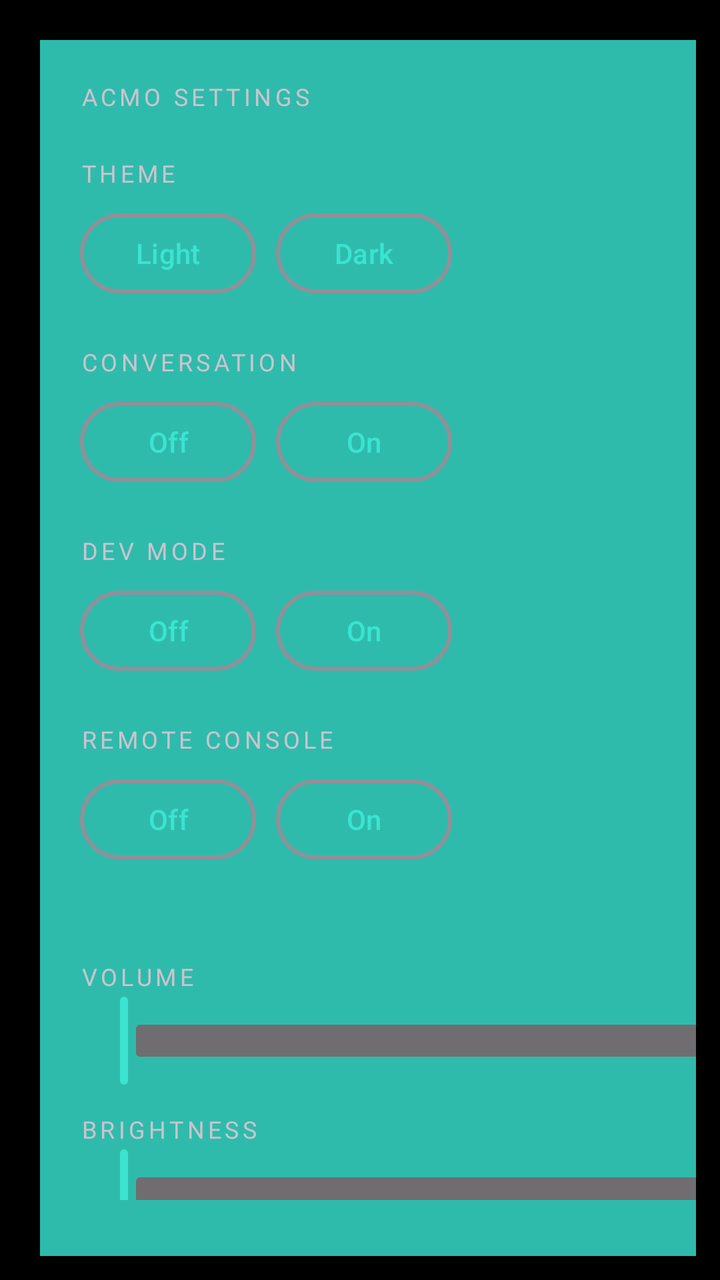
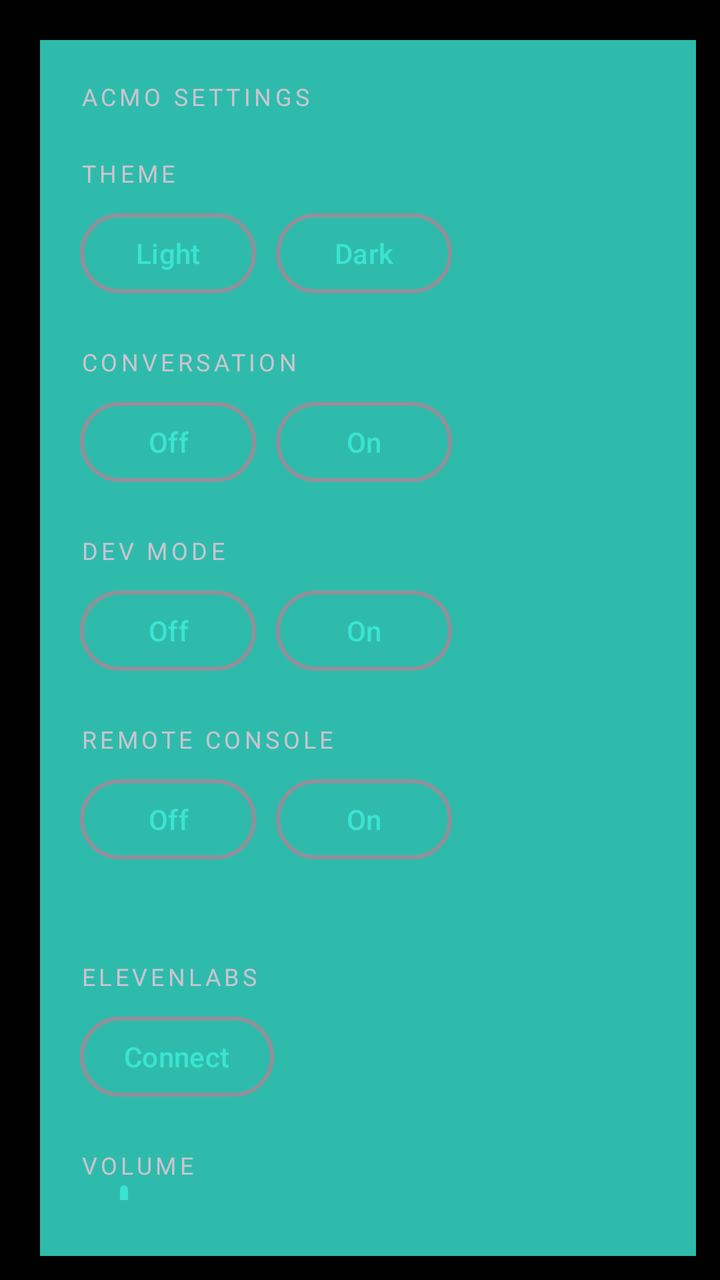

The first picture is an Android layout as it rendered before a commit; the second is the same layout after the commit. The layout source and the unified diff follow.
<!-- AndroidManifest.xml: application theme Theme.Acmo -->
<!-- res/layout/view_settings.xml -->
<?xml version="1.0" encoding="utf-8"?>
<FrameLayout xmlns:android="http://schemas.android.com/apk/res/android"
    android:layout_width="wrap_content"
    android:layout_height="wrap_content"
    android:padding="12dp">

    
    <View
        android:id="@+id/settingsShadow"
        android:layout_width="@dimen/settings_card_width"
        android:layout_height="match_parent"
        android:background="@color/acm_teal_mid"
        android:translationX="8dp"
        android:translationY="8dp" />

    <LinearLayout
        android:id="@+id/settingsCard"
        android:layout_width="@dimen/settings_card_width"
        android:layout_height="wrap_content"
        android:orientation="vertical"
        android:padding="28dp">

        
        <ScrollView
            android:layout_width="match_parent"
            android:layout_height="wrap_content">

            <LinearLayout
                android:layout_width="match_parent"
                android:layout_height="wrap_content"
                android:orientation="vertical">

                <TextView
                    android:id="@+id/titleText"
                    style="@style/Eyebrow"
                    android:text="@string/settings_title" />

                <TextView
                    android:id="@+id/labelTheme"
                    style="@style/Eyebrow"
                    android:layout_marginTop="22dp"
                    android:text="@string/settings_theme" />

                <LinearLayout
                    android:layout_width="match_parent"
                    android:layout_height="wrap_content"
                    android:layout_marginTop="8dp"
                    android:orientation="horizontal">

                    <com.google.android.material.button.MaterialButton
                        android:id="@+id/btnLight"
                        style="@style/Pill"
                        android:text="@string/settings_light" />

                    <com.google.android.material.button.MaterialButton
                        android:id="@+id/btnDark"
                        style="@style/Pill"
                        android:layout_marginStart="10dp"
                        android:text="@string/settings_dark" />
                </LinearLayout>

                <TextView
                    android:id="@+id/labelConversation"
                    style="@style/Eyebrow"
                    android:layout_marginTop="22dp"
                    android:text="@string/settings_conversation" />

                <LinearLayout
                    android:layout_width="match_parent"
                    android:layout_height="wrap_content"
                    android:layout_marginTop="8dp"
                    android:orientation="horizontal">

                    <com.google.android.material.button.MaterialButton
                        android:id="@+id/btnConversationOff"
                        style="@style/Pill"
                        android:text="@string/settings_off" />

                    <com.google.android.material.button.MaterialButton
                        android:id="@+id/btnConversationOn"
                        style="@style/Pill"
                        android:layout_marginStart="10dp"
                        android:text="@string/settings_on" />
                </LinearLayout>

                <TextView
                    android:id="@+id/labelDev"
                    style="@style/Eyebrow"
                    android:layout_marginTop="22dp"
                    android:text="@string/settings_dev" />

                <LinearLayout
                    android:layout_width="match_parent"
                    android:layout_height="wrap_content"
                    android:layout_marginTop="8dp"
                    android:orientation="horizontal">

                    <com.google.android.material.button.MaterialButton
                        android:id="@+id/btnDevOff"
                        style="@style/Pill"
                        android:text="@string/settings_off" />

                    <com.google.android.material.button.MaterialButton
                        android:id="@+id/btnDevOn"
                        style="@style/Pill"
                        android:layout_marginStart="10dp"
                        android:text="@string/settings_on" />
                </LinearLayout>

                <TextView
                    android:id="@+id/labelRemote"
                    style="@style/Eyebrow"
                    android:layout_marginTop="22dp"
                    android:text="@string/settings_remote" />

                <LinearLayout
                    android:layout_width="match_parent"
                    android:layout_height="wrap_content"
                    android:layout_marginTop="8dp"
                    android:orientation="horizontal">

                    <com.google.android.material.button.MaterialButton
                        android:id="@+id/btnRemoteOff"
                        style="@style/Pill"
                        android:text="@string/settings_off" />

                    <com.google.android.material.button.MaterialButton
                        android:id="@+id/btnRemoteOn"
                        style="@style/Pill"
                        android:layout_marginStart="10dp"
                        android:text="@string/settings_on" />
                </LinearLayout>

                
                <TextView
                    android:id="@+id/remoteAddress"
                    android:layout_width="match_parent"
                    android:layout_height="wrap_content"
                    android:layout_marginTop="8dp"
                    android:fontFamily="@font/jetbrains_mono_bold"
                    android:textSize="12sp" />

                <TextView
                    android:id="@+id/labelVolume"
                    style="@style/Eyebrow"
                    android:layout_marginTop="22dp"
                    android:text="@string/settings_volume" />

                <com.google.android.material.slider.Slider
                    android:id="@+id/sliderVolume"
                    style="@style/SettingSlider"
                    android:stepSize="1"
                    android:valueFrom="0"
                    android:valueTo="100" />

                <TextView
                    android:id="@+id/labelBrightness"
                    style="@style/Eyebrow"
                    android:layout_marginTop="12dp"
                    android:text="@string/settings_brightness" />

                <com.google.android.material.slider.Slider
                    android:id="@+id/sliderBrightness"
                    style="@style/SettingSlider"
                    android:stepSize="1"
                    android:valueFrom="5"
                    android:valueTo="100" />

                <TextView
                    android:id="@+id/labelColour"
                    style="@style/Eyebrow"
                    android:layout_marginTop="12dp"
                    android:text="@string/settings_colour" />

                
                <LinearLayout
                    android:id="@+id/swatches"
                    android:layout_width="match_parent"
                    android:layout_height="wrap_content"
                    android:layout_marginTop="10dp"
                    android:orientation="horizontal" />

                <TextView
                    android:id="@+id/hintText"
                    android:layout_width="match_parent"
                    android:layout_height="wrap_content"
                    android:layout_marginTop="22dp"
                    android:fontFamily="@font/jetbrains_mono_bold"
                    android:lineSpacingMultiplier="1.5"
                    android:text="@string/settings_hint"
                    android:textSize="12sp" />

                <com.google.android.material.button.MaterialButton
                    android:id="@+id/btnClose"
                    style="@style/Pill"
                    android:layout_marginTop="18dp"
                    android:text="@string/settings_close" />
            </LinearLayout>
        </ScrollView>
    </LinearLayout>
</FrameLayout>
<!-- resources referenced by this layout -->
<resources>
  <color name="acm_teal_mid">#2FBBAB</color>
  <dimen name="settings_card_width">520dp</dimen>
  <string name="settings_brightness">Brightness</string>
  <string name="settings_close">Close</string>
  <string name="settings_colour">Primary colour</string>
  <string name="settings_conversation">Conversation</string>
  <string name="settings_dark">Dark</string>
  <string name="settings_dev">Dev mode</string>
  <string name="settings_hint">say \"hey ACMO\", then ask\ntap the face to preview expressions\nfive taps top-left opens this panel\ndev mode: type a prompt, or tap the mic to skip the wake word (tap again to stop)</string>
  <string name="settings_light">Light</string>
  <string name="settings_off">Off</string>
  <string name="settings_on">On</string>
  <string name="settings_remote">Remote console</string>
  <string name="settings_theme">Theme</string>
  <string name="settings_title">ACMO settings</string>
  <string name="settings_volume">Volume</string>
  <style name="Eyebrow">
          <item name="android:layout_width">wrap_content</item>
          <item name="android:layout_height">wrap_content</item>
          <item name="android:fontFamily">@font/jetbrains_mono_bold</item>
          <item name="android:textSize">12sp</item>
          <item name="android:letterSpacing">0.15</item>
          <item name="android:textAllCaps">true</item>
      </style>
  <style name="Pill" parent="Widget.Material3.Button.OutlinedButton">
          <item name="android:layout_width">wrap_content</item>
          <item name="android:layout_height">wrap_content</item>
          <item name="android:paddingLeft">22dp</item>
          <item name="android:paddingRight">22dp</item>
          <item name="android:textSize">14sp</item>
          <item name="android:textAllCaps">false</item>
          <item name="strokeWidth">2dp</item>
          <item name="cornerRadius">9999dp</item>
      </style>
  <style name="SettingSlider" parent="Widget.Material3.Slider">
          <item name="android:layout_width">match_parent</item>
          <item name="android:layout_height">wrap_content</item>
          <item name="labelBehavior">gone</item>
          <item name="tickVisible">false</item>
          <item name="trackColorActive">@color/acm_teal</item>
          <item name="trackColorInactive">@color/light_gray</item>
          <item name="thumbColor">@color/acm_teal</item>
          <item name="haloColor">#332FBBAB</item>
      </style>
  <style name="Theme.Acmo" parent="Theme.Material3.Dark.NoActionBar">
          <item name="colorPrimary">@color/acm_teal</item>
          <item name="colorOnPrimary">@color/ink</item>
          <item name="android:windowBackground">@color/ink</item>
          <item name="android:statusBarColor">@android:color/transparent</item>
          <item name="android:navigationBarColor">@android:color/transparent</item>
      </style>
  <color name="acm_teal">#3AE4D1</color>
  <color name="light_gray">#706D70</color>
  <color name="ink">#010000</color>
</resources>

<!-- the commit's change to res/layout/view_settings.xml (unified diff, before → after) -->
@@ -139,6 +139,35 @@
                     android:layout_marginTop="8dp"
                     android:fontFamily="@font/jetbrains_mono_bold"
                     android:textSize="12sp" />
+
+                <TextView
+                    android:id="@+id/labelEleven"
+                    style="@style/Eyebrow"
+                    android:layout_marginTop="22dp"
+                    android:text="@string/settings_eleven" />
+
+                
+                <LinearLayout
+                    android:layout_width="match_parent"
+                    android:layout_height="wrap_content"
+                    android:layout_marginTop="8dp"
+                    android:gravity="center_vertical"
+                    android:orientation="horizontal">
+
+                    <com.google.android.material.button.MaterialButton
+                        android:id="@+id/btnElevenConnect"
+                        style="@style/Pill"
+                        android:text="@string/settings_connect" />
+
+                    <TextView
+                        android:id="@+id/elevenStatus"
+                        android:layout_width="0dp"
+                        android:layout_height="wrap_content"
+                        android:layout_marginStart="12dp"
+                        android:layout_weight="1"
+                        android:fontFamily="@font/jetbrains_mono_bold"
+                        android:textSize="12sp" />
+                </LinearLayout>
 
                 <TextView
                     android:id="@+id/labelVolume"
<!-- resource entries referenced after the edit -->
@@ -5,9 +5,11 @@
   <string name="settings_brightness">Brightness</string>
   <string name="settings_close">Close</string>
   <string name="settings_colour">Primary colour</string>
+  <string name="settings_connect">Connect</string>
   <string name="settings_conversation">Conversation</string>
   <string name="settings_dark">Dark</string>
   <string name="settings_dev">Dev mode</string>
+  <string name="settings_eleven">ElevenLabs</string>
   <string name="settings_hint">say \"hey ACMO\", then ask\ntap the face to preview expressions\nfive taps top-left opens this panel\ndev mode: type a prompt, or tap the mic to skip the wake word (tap again to stop)</string>
   <string name="settings_light">Light</string>
   <string name="settings_off">Off</string>
